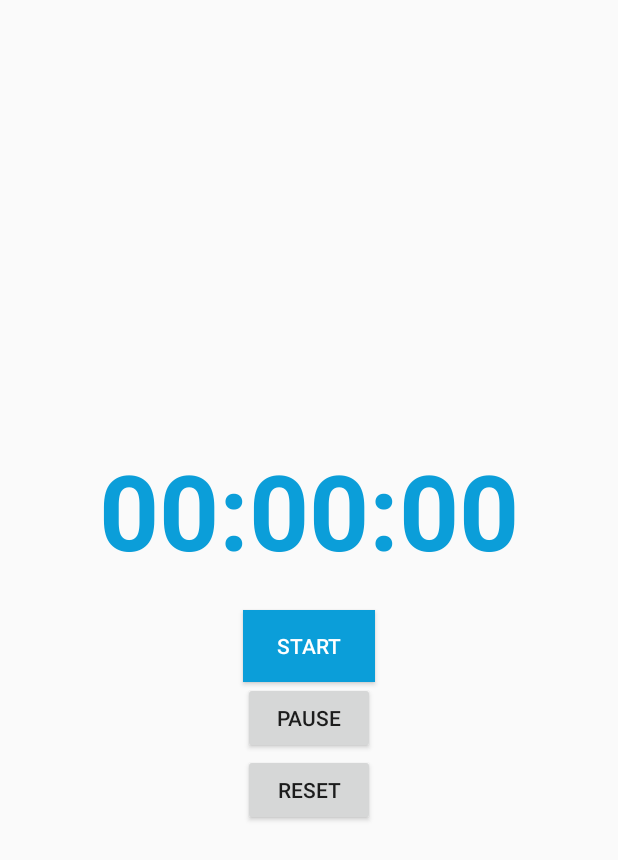
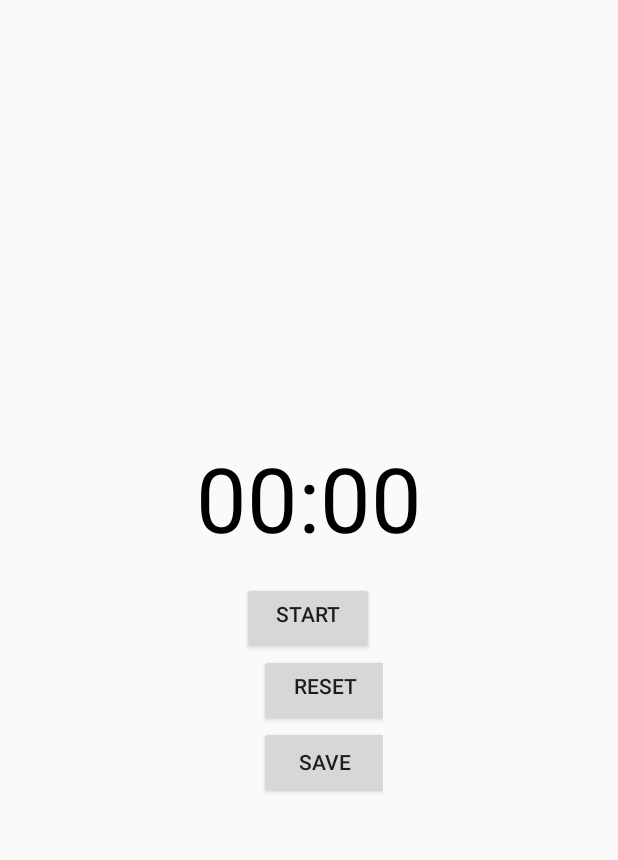
Before and after one commit to josedevian/TimeTrack, an Android app: the layout fragment_stopwatch.xml on its own in the app's theme, with its tools: preview values and no code run, on a phone screen of 412 x 824 dp. Shown: the top 860 px of the screen. Run offline under Robolectric (Android 15) with nearby library versions, the light colour scheme and no system bars.

Commit message:
added model, entity, and dao

```diff
--- a/app/build.gradle
+++ b/app/build.gradle
@@ -32,6 +32,8 @@ dependencies {
     implementation 'androidx.constraintlayout:constraintlayout:2.0.2'
     implementation 'com.google.android.material:material:1.1.0'
     implementation 'androidx.legacy:legacy-support-v4:1.0.0'
+    implementation "android.arch.persistence.room:runtime:1.0.0"
+    annotationProcessor "android.arch.persistence.room:compiler:1.0.0"
     testImplementation 'junit:junit:4.12'
     androidTestImplementation 'androidx.test.ext:junit:1.1.2'
     androidTestImplementation 'androidx.test.espresso:espresso-core:3.3.0'
--- a/app/src/main/java/id/ac/ui/cs/mobileprogramming/josedevian/timetrack/MainActivity.kt
+++ b/app/src/main/java/id/ac/ui/cs/mobileprogramming/josedevian/timetrack/MainActivity.kt
@@ -1,18 +1,22 @@
 package id.ac.ui.cs.mobileprogramming.josedevian.timetrack
 
+import android.os.Bundle
 import androidx.appcompat.app.AppCompatActivity
-import android.os.Bundle
 import id.ac.ui.cs.mobileprogramming.josedevian.timetrack.fragments.ListFragment
 import id.ac.ui.cs.mobileprogramming.josedevian.timetrack.fragments.Stopwatch
 import id.ac.ui.cs.mobileprogramming.josedevian.timetrack.fragments.adapters.ViewPagerAdapter
 import kotlinx.android.synthetic.main.activity_main.*
 
+
 class MainActivity : AppCompatActivity() {
+
+
     override fun onCreate(savedInstanceState: Bundle?) {
         super.onCreate(savedInstanceState)
         setContentView(R.layout.activity_main)
 
         setUpTabs()
+
     }
 
     private fun setUpTabs() {
--- /dev/null
+++ b/app/src/main/java/id/ac/ui/cs/mobileprogramming/josedevian/timetrack/model/Label.kt
@@ -0,0 +1,6 @@
+package id.ac.ui.cs.mobileprogramming.josedevian.timetrack.model
+
+class Label {
+    var labelColor: String? = null
+    var labelTasks: List<Task>? = null
+}
--- a/app/src/main/res/layout/fragment_stopwatch.xml
+++ b/app/src/main/res/layout/fragment_stopwatch.xml
@@ -8,33 +8,59 @@
     tools:context=".fragments.Stopwatch">
 
     <TextView
-        android:id="@+id/stopwatch"
-        android:text="00:00:00"
+        android:id="@+id/text_view_stopwatch"
         android:layout_width="wrap_content"
         android:layout_height="wrap_content"
-        android:textSize="70dp"
-        android:textStyle="bold"
-        android:textColor="@color/colorPrimary"
-        android:layout_marginVertical="20dp" />
+        android:layout_centerHorizontal="true"
+        android:layout_centerVertical="true"
+        android:text="00:00"
+        android:textColor="@android:color/black"
+        android:textSize="60sp"
+        android:paddingBottom="16sp"/>
 
-    <Button
-        android:id="@+id/start_stopwatch"
+    <LinearLayout
         android:layout_width="wrap_content"
         android:layout_height="wrap_content"
-        android:textColor="@android:color/white"
-        android:text="Start"
-        android:background="@color/colorPrimary"/>
+        android:gravity="center"
+        android:orientation="vertical">
 
-    <Button
-        android:id="@+id/pause_stopwatch"
-        android:layout_width="wrap_content"
-        android:layout_height="wrap_content"
-        android:text="Pause" />
+        <Button
+            android:id="@+id/button_start_pause"
+            android:layout_width="wrap_content"
+            android:layout_height="0dp"
+            android:layout_below="@+id/text_view_stopwatch"
+            android:layout_centerHorizontal="true"
+            android:layout_weight="1"
+            android:text="@string/start"
+            android:paddingBottom="16sp"/>
 
-    <Button
-        android:id="@+id/reset_stopwatch"
-        android:layout_width="wrap_content"
-        android:layout_height="wrap_content"
-        android:text="Reset" />
+        <Button
+            android:id="@+id/button_reset"
+            android:layout_width="wrap_content"
+            android:layout_height="0dp"
+            android:layout_below="@+id/button_start_pause"
+            android:layout_marginStart="11dp"
+            android:layout_centerHorizontal="true"
+            android:layout_toEndOf="@+id/button_start_pause"
+            android:layout_weight="1"
+            android:text="@string/reset"
+            android:visibility="invisible"
+            tools:visibility="visible"
+            android:paddingBottom="16sp"/>
+
+        <Button
+            android:id="@+id/button_save"
+            android:layout_width="wrap_content"
+            android:layout_height="0dp"
+            android:layout_centerHorizontal="true"
+            android:layout_below="@+id/button_reset"
+            android:layout_marginStart="11dp"
+            android:layout_toEndOf="@id/button_reset"
+            android:layout_weight="1"
+            android:text="@string/save"
+            android:visibility="invisible"
+            tools:visibility="visible" />
+
+    </LinearLayout>
 
 </LinearLayout>
```
Also changed, not shown: app/src/main/java/id/ac/ui/cs/mobileprogramming/josedevian/timetrack/data/dao/LabelDao.kt (added, +22 -0 lines), app/src/main/java/id/ac/ui/cs/mobileprogramming/josedevian/timetrack/data/dao/ProjectDao.kt (added, +22 -0 lines), app/src/main/java/id/ac/ui/cs/mobileprogramming/josedevian/timetrack/data/dao/TaskDao.kt (added, +19 -0 lines), app/src/main/java/id/ac/ui/cs/mobileprogramming/josedevian/timetrack/data/entity/LabelEntity.kt (added, +18 -0 lines), app/src/main/java/id/ac/ui/cs/mobileprogramming/josedevian/timetrack/data/entity/ProjectEntity.kt (added, +18 -0 lines), app/src/main/java/id/ac/ui/cs/mobileprogramming/josedevian/timetrack/data/entity/TaskEntity.kt (added, +18 -0 lines), app/src/main/java/id/ac/ui/cs/mobileprogramming/josedevian/timetrack/fragments/Stopwatch.kt (+65 -34 lines), app/src/main/java/id/ac/ui/cs/mobileprogramming/josedevian/timetrack/fragments/TaskDetail.kt (added, +60 -0 lines), app/src/main/java/id/ac/ui/cs/mobileprogramming/josedevian/timetrack/model/Project.kt (added, +7 -0 lines), app/src/main/java/id/ac/ui/cs/mobileprogramming/josedevian/timetrack/model/Task.kt (added, +17 -0 lines), app/src/main/res/layout/activity_main.xml (+9 -10 lines), app/src/main/res/layout/fragment_list.xml (+10 -4 lines), app/src/main/res/layout/fragment_task_detail.xml (added, +20 -0 lines), app/src/main/res/values/strings.xml (+14 -0 lines), 1 other file.
